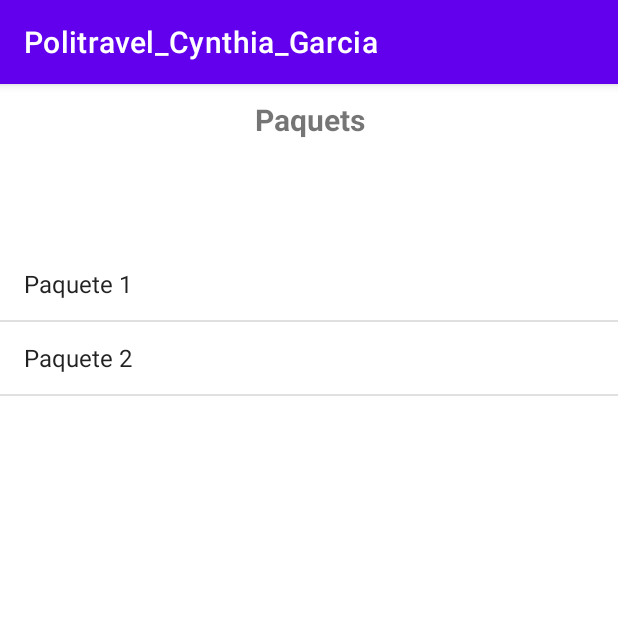
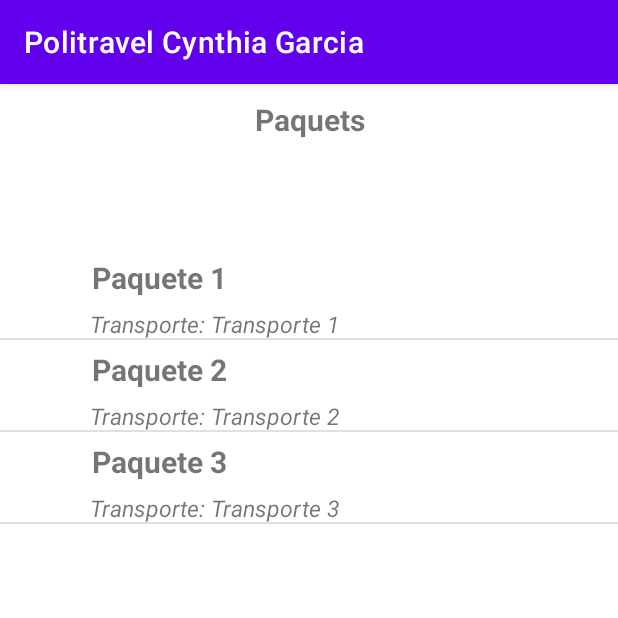
Before and after one commit to ixavy/Cynthia-Politravel-01, an Android app: the screen it shows after launch (MainActivity), on a phone screen of 412 x 824 dp, the top half of it. Run offline under Robolectric (Android 15) with nearby library versions, the phone set to English and light mode, and no system bars.

Commit message:
Added name paquet and transport in listview

```diff
--- a/app/src/main/java/com/example/politravel_cynthia_garcia/MainActivity.kt
+++ b/app/src/main/java/com/example/politravel_cynthia_garcia/MainActivity.kt
@@ -2,18 +2,19 @@ package com.example.politravel_cynthia_garcia
 
 import androidx.appcompat.app.AppCompatActivity
 import android.os.Bundle
+import android.widget.AdapterView
 import android.widget.ArrayAdapter
 import android.widget.ListView
+import android.widget.TextView
 
 class MainActivity : AppCompatActivity() {
     override fun onCreate(savedInstanceState: Bundle?) {
         super.onCreate(savedInstanceState)
         setContentView(R.layout.activity_main)
 
+        // Datos iniciales ---------------------------------------------------
 
-        // Datos iniciales
-
-        val paquets = arrayOf(
+        val paquets: MutableList<Paquet> = mutableListOf(
             Paquet(1,
                 "Paquete 1",
                 23,
@@ -47,18 +48,39 @@ class MainActivity : AppCompatActivity() {
                     "Esplugues",
                     "Badalona"
                 )
+            ),
+            Paquet(3,
+                "Paquete 3",
+                153,
+                131,
+                "Transporte 3",
+                "Punto Salida 3",
+                "Punto Llegada 3",
+                17,
+                "Coordenadas 3",
+                mutableListOf(
+                    "Cadiz",
+                    "Sevilla",
+                    "Cordoba",
+                    "Granada",
+                    "Malaga"
+                )
             )
         )
-
-        val disPaquets = ArrayList<String>()
-        for(paquet: Paquet in paquets) {
-            disPaquets.add(paquet.name)
-        }
+        //--------------------------------------------------------------
 
         val lviewPaquets = findViewById<ListView>(R.id.LstPaquets)
-        val adapterPaquets = ArrayAdapter(this, android.R.layout.simple_list_item_1, disPaquets)
+        val adapterPaquets = PaquetsAdapter(this, R.layout.paquets_list, paquets)
+        lviewPaquets.adapter = adapterPaquets
+/*
+        lviewPaquets.setOnItemClickListener() {
+            adapterView, view, i, l ->
 
-        lviewPaquets.adapter = adapterPaquets
+            val footerPaquets = findViewById(R.id.LblPaquetName) as TextView
+            footerPaquets.text = paquets[i].name
+
+        }
+*/
 
 
 
--- a/app/src/main/java/com/example/politravel_cynthia_garcia/PaquetsAdapter.kt
+++ b/app/src/main/java/com/example/politravel_cynthia_garcia/PaquetsAdapter.kt
@@ -5,6 +5,8 @@ import android.view.LayoutInflater
 import android.view.View
 import android.view.ViewGroup
 import android.widget.ArrayAdapter
+import android.widget.ImageView
+import android.widget.TextView
 
 class PaquetsAdapter(context: Context, val layout: Int, val paquets: MutableList<Paquet>):
     ArrayAdapter<Paquet>(context, layout, paquets) {
@@ -14,14 +16,21 @@ class PaquetsAdapter(context: Context, val layout: Int, val paquets: MutableList
         if(convertView != null){
             view = convertView
         }else{
-            view = LayoutInflater.from(context).inflate(layout, parent, false)
+            view = LayoutInflater.from(getContext()).inflate(layout, parent, false)
         }
         bindPaquet(view, paquets[position])
 
         return view
     }
 
-    fun bindPaquet(view: View, paquet: Paquet){
-        //TODO: 10 Llistes personalitzades 18:40
+    fun bindPaquet(view: View, paquet: Paquet) {
+ //       val imgPaquet = view.findViewById(R.id.lstPaquetImg) as ImageView
+ //       imgPaquet.setImageResource(paquet.imgLow)
+
+          val lblPaquetName = view.findViewById(R.id.lstPaquetName) as TextView
+          lblPaquetName.text = paquet.name
+
+          val lblPaquetTransport = view.findViewById(R.id.lstPaquetTransport) as TextView
+          lblPaquetTransport.text = "Transporte: " + paquet.transport
     }
 }
--- a/app/src/main/res/layout/activity_main.xml
+++ b/app/src/main/res/layout/activity_main.xml
@@ -2,6 +2,7 @@
 
 <LinearLayout
     xmlns:android="http://schemas.android.com/apk/res/android"
+    xmlns:app="http://schemas.android.com/apk/res-auto"
     xmlns:tools="http://schemas.android.com/tools"
     android:orientation="vertical"
     android:layout_width="match_parent"
--- a/app/src/main/res/layout/paquets_list.xml
+++ b/app/src/main/res/layout/paquets_list.xml
@@ -1,7 +1,42 @@
 <?xml version="1.0" encoding="utf-8"?>
-<LinearLayout xmlns:android="http://schemas.android.com/apk/res/android"
-    android:orientation="vertical"
+
+<LinearLayout
+    xmlns:android="http://schemas.android.com/apk/res/android"
+    android:id="@+id/LstPaquets"
     android:layout_width="match_parent"
-    android:layout_height="match_parent">
+    android:layout_height="match_parent"
+    android:orientation="horizontal" >
 
+    <ImageView
+        android:id="@+id/lstPaquetImg"
+        android:contentDescription="Paquet Image"
+        android:layout_width="60dp"
+        android:layout_height="60dp" />
+
+    <LinearLayout
+        android:layout_width="match_parent"
+        android:layout_height="60dp"
+        android:orientation="vertical">
+
+        <TextView
+            android:id="@+id/lstPaquetName"
+            android:layout_width="match_parent"
+            android:layout_height="40dp"
+            android:gravity="center_vertical"
+            android:padding="1sp"
+            android:textSize="20sp"
+            android:textStyle="bold" />
+
+        <TextView
+            android:id="@+id/lstPaquetTransport"
+            android:layout_width="match_parent"
+            android:layout_height="20dp"
+            android:gravity="top"
+            android:padding="0sp"
+            android:textSize="15sp"
+            android:textStyle="italic" />
+
+
+
+    </LinearLayout>
 </LinearLayout>
--- a/app/src/main/res/values/strings.xml
+++ b/app/src/main/res/values/strings.xml
@@ -1,5 +1,5 @@
 <resources>
-    <string name="app_name">Politravel_Cynthia_Garcia</string>
+    <string name="app_name">Politravel Cynthia Garcia</string>
     <string name="title_activity_maps">Maps Activity</string>
     <string name="title_activity_paquet_list">Paquet List Activity</string>
     <!-- Strings used for fragments for navigation -->
```
